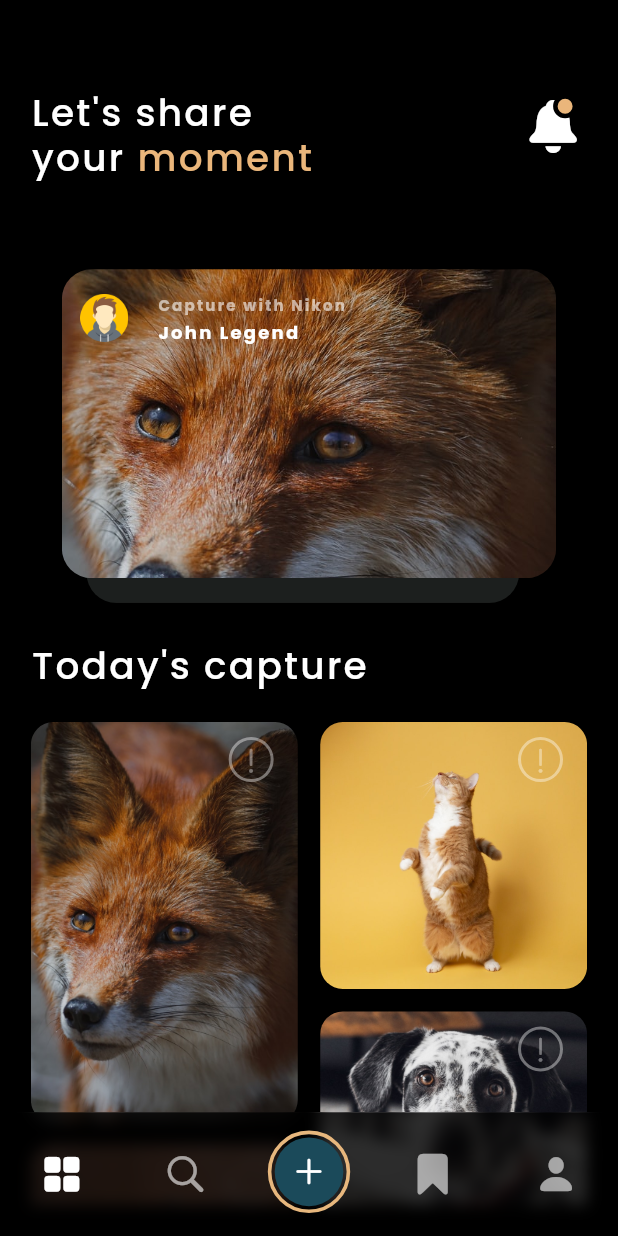
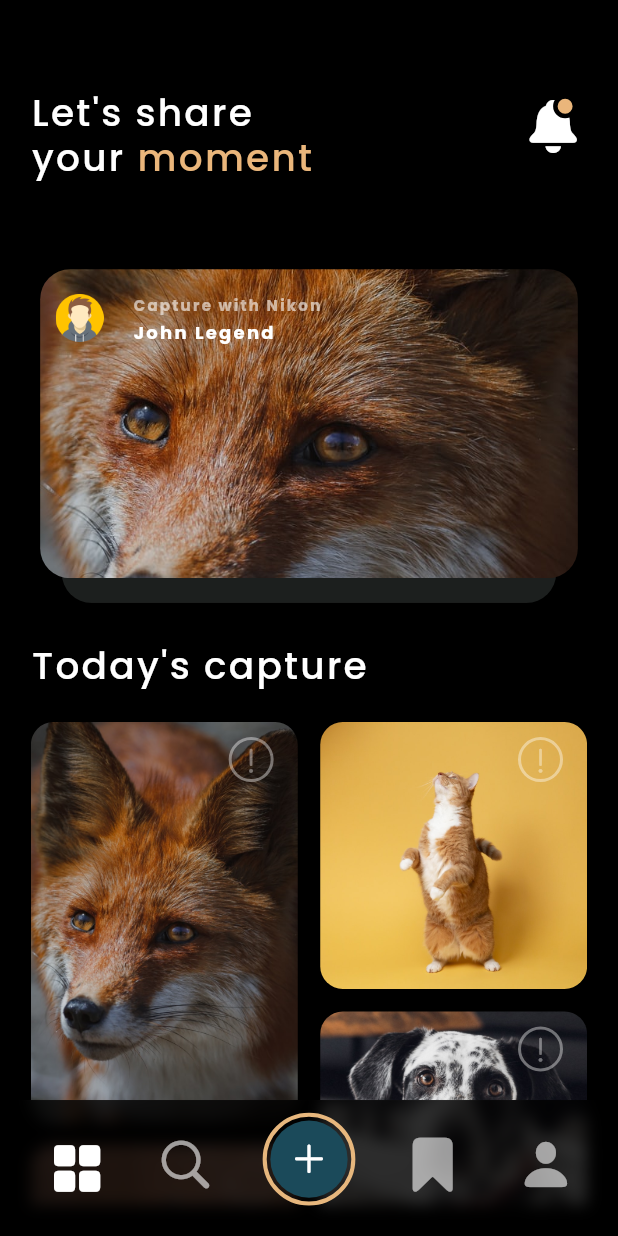
Before and after one commit to aayman97/photo_gallery1_using_flutter, a Flutter app: the screen it shows after launch, after a tap on "Get Started", on a phone screen of 412 x 824 dp. Run offline on Flutter 3.47's test engine with Material 2 defaults, Android fonts, the light colour scheme and no system bars; our stand-ins replace google_fonts; missing offline and left inert: masonry_grid.

Commit message:
edited the dimensions of the imagecarousel

```diff
--- a/lib/screens/homescreen.dart
+++ b/lib/screens/homescreen.dart
@@ -55,7 +55,7 @@ class _HomeScreenState extends State<HomeScreen> {
             children: [
               TopBar(height, width),
               Container(
-                width: width * 0.82,
+                width: width * 0.9,
                 height: height * 0.3,
                 margin: EdgeInsets.only(top : height*0.05),
                 color: Colors.transparent,
@@ -82,7 +82,7 @@ class _HomeScreenState extends State<HomeScreen> {
                                 child: ClipRRect(
                                   borderRadius: BorderRadius.circular(20),
                                   child: Container(
-                                    width: width * 0.7,
+                                    width: width * 0.8,
                                     height: height * 0.15,
                                     color: Color(0xff2f3432).withOpacity(0.6),
                                   ),
@@ -92,14 +92,14 @@ class _HomeScreenState extends State<HomeScreen> {
                           ),
                           Positioned(
                             top: height * 0.02,
-                            left: width * 0.01,
+                            left: width * 0.015,
                             child: Transform.scale(
                               scale: scale,
                               child: ClipRRect(
                                 borderRadius: BorderRadius.circular(20),
                                 child: Image.asset(
                                   images[index],
-                                  width: width * 0.8,
+                                  width: width * 0.87,
                                   height: height * 0.25,
                                   fit: BoxFit.cover,
                                 ),
--- a/lib/screens/pages.dart
+++ b/lib/screens/pages.dart
@@ -90,7 +90,7 @@ class _PagesWithBottomNavigationBarState extends State<PagesWithBottomNavigation
               alignment: Alignment.bottomCenter,
               child: Container(
                 width : width,
-                height: height*0.1,
+                height: height*0.11,
                 color : Colors.transparent,
                 child: ClipRect(
                   child: BackdropFilter(filter: ImageFilter.blur(
@@ -114,10 +114,10 @@ class _PagesWithBottomNavigationBarState extends State<PagesWithBottomNavigation
                   });
                 },
                 child: Container(
-                  width: width/5 ,
-                  height: (height*0.1),
+                  width: width/4 ,
+                  height: (height*0.09),
                   color : Colors.transparent,
-                  child: Icon(CupertinoIcons.square_grid_2x2_fill, size: 30, color: _selectedIndex == 0 ? Colors.white : Colors.white.withOpacity(0.6),),
+                  child: Icon(CupertinoIcons.square_grid_2x2_fill, size: 40, color: _selectedIndex == 0 ? Colors.white : Colors.white.withOpacity(0.6),),
                 ),
               )
               ),
@@ -132,10 +132,10 @@ class _PagesWithBottomNavigationBarState extends State<PagesWithBottomNavigation
                   });
                 },
                 child: Container(
-                  width: width/5 ,
-                  height: (height*0.1),
+                   width: width/5 ,
+                  height: (height*0.085),
                   color : Colors.transparent,
-                  child: Icon(CupertinoIcons.search,size: 30, color: _selectedIndex == 1 ? Colors.white : Colors.white.withOpacity(0.6),),
+                  child: Icon(CupertinoIcons.search,size: 40, color: _selectedIndex == 1 ? Colors.white : Colors.white.withOpacity(0.6),),
                 ),
               )
               ),
@@ -150,10 +150,10 @@ class _PagesWithBottomNavigationBarState extends State<PagesWithBottomNavigation
                   });
                 },
                 child: Container(
-                  width: width/5 ,
-                  height: (height*0.1),
+   width: width/5 ,
+                  height: (height*0.085),
                   color : Colors.transparent,
-                  child: Icon(CupertinoIcons.bookmark_fill,size: 30, color: _selectedIndex == 2 ? Colors.white : Colors.white.withOpacity(0.6),),
+                  child: Icon(CupertinoIcons.bookmark_fill,size: 40, color: _selectedIndex == 2 ? Colors.white : Colors.white.withOpacity(0.6),),
                 ),
               )
               ),
@@ -168,23 +168,23 @@ class _PagesWithBottomNavigationBarState extends State<PagesWithBottomNavigation
                   });
                 },
                 child: Container(
-                  width: width/5 ,
-                  height: (height*0.1),
+   width: width/6 ,
+                  height: (height*0.085),
                   color : Colors.transparent,
-                  child: Icon(CupertinoIcons.person_fill, size: 30, color: _selectedIndex == 3 ? Colors.white : Colors.white.withOpacity(0.6),),
+                  child: Icon(CupertinoIcons.person_fill, size: 40, color: _selectedIndex == 3 ? Colors.white : Colors.white.withOpacity(0.6),),
                 ),
               )
               ),
 
                Positioned(
-              top : height*0.9,
+              top : height*0.89,
               left :(width/5)*2,
               child: GestureDetector(
                 onTap: () {
                  print('Upload Image');
                 },
                 child: Transform.scale(
-                  scale: 0.8,
+                  scale: 0.9,
                   child: Container(
                     width: width/5 ,
                     height: (height*0.1),
--- a/lib/screens/startpage.dart
+++ b/lib/screens/startpage.dart
@@ -441,7 +441,7 @@ return AnimatedBuilder(
                         transitionsBuilder: (context, animation, secondaryAnimation, child) {
                               const begin = Offset(1, 0);
                               const end = Offset.zero;
-                              const curve = Curves.ease;
+                              const curve = Curves.easeIn;
 
                               var tween = Tween(begin: begin, end: end).chain(CurveTween(curve: curve));
 
```
